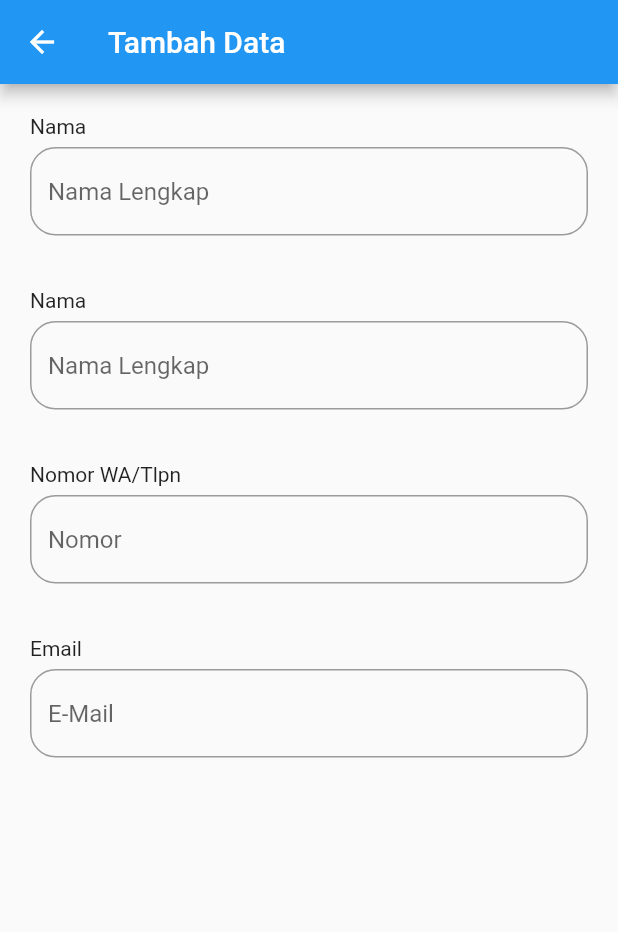
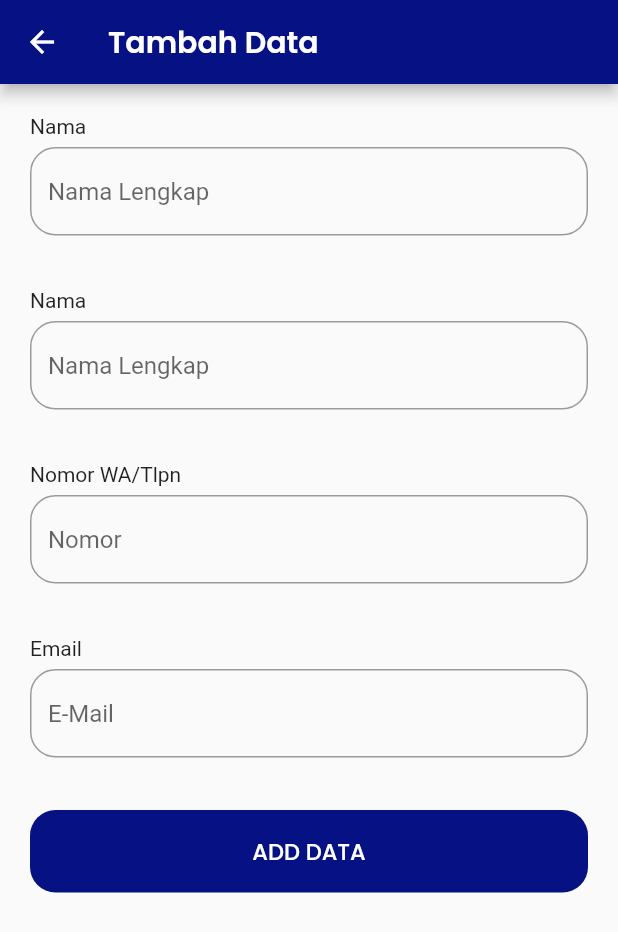
Before and after one commit to al-chakim/GetX-API, a Flutter app: the Add screen opened by its route, on a phone screen of 412 x 824 dp. Shown: the top 932 px of the screen. Run offline on Flutter 3.47's test engine with Material 2 defaults, Android fonts, the phone set to English and light mode, and no system bars; our stand-ins replace get, google_fonts.

Commit message:
custom widgets

```diff
--- a/lib/ui/componens/button.dart
+++ b/lib/ui/componens/button.dart
@@ -1,4 +1,5 @@
 import 'package:flutter/material.dart';
+import 'package:get/get.dart';
 import 'package:getx_api/ui/colors/color.dart';
 
 class CustomButton extends StatelessWidget {
@@ -6,6 +7,7 @@ class CustomButton extends StatelessWidget {
   final double widht;
   final VoidCallback onPressed;
   final EdgeInsets margin;
+  final dynamic Color;
 
   const CustomButton({
     Key? key,
@@ -13,6 +15,7 @@ class CustomButton extends StatelessWidget {
     this.widht = double.infinity,
     required this.onPressed,
     this.margin = EdgeInsets.zero,
+    this.Color,
   }) : super(key: key);
 
   @override
@@ -23,7 +26,7 @@ class CustomButton extends StatelessWidget {
       height: 55,
       child: TextButton(
         style: TextButton.styleFrom(
-          backgroundColor: ungu,
+          backgroundColor: Color,
           shape: RoundedRectangleBorder(
             borderRadius: BorderRadius.circular(defaultRadius),
           ),
--- a/lib/ui/pages/add.dart
+++ b/lib/ui/pages/add.dart
@@ -13,7 +13,13 @@ class Add extends StatelessWidget {
   Widget build(BuildContext context) {
     return Scaffold(
       appBar: AppBar(
-        title: Text('Tambah Data'),
+        title: Text(
+          'Tambah Data',
+          style: whiteTextStyle.copyWith(
+            fontWeight: semibold,
+          ),
+        ),
+        backgroundColor: bitu,
       ),
       body: SafeArea(
         child: ListView(
@@ -67,10 +73,11 @@ class Add extends StatelessWidget {
                   SizedBox(
                     height: 15,
                   ),
-                  // CustomButton(
-                  //   title: "ADD DATA",
-                  //   onPressed: () {},
-                  // ),
+                  CustomButton(
+                    title: "ADD DATA",
+                    onPressed: () {},
+                    Color: bitu,
+                  ),
                 ],
               ),
             )
```
Also changed, not shown: 1 other file.
